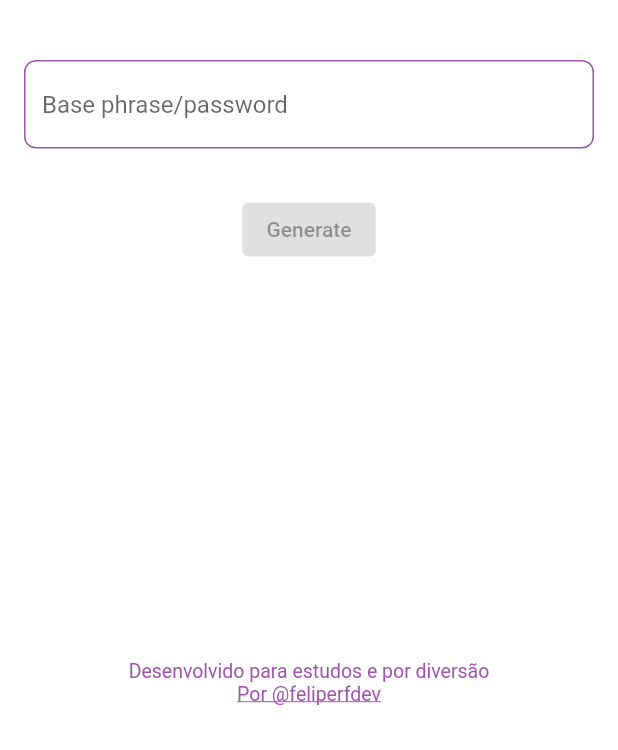
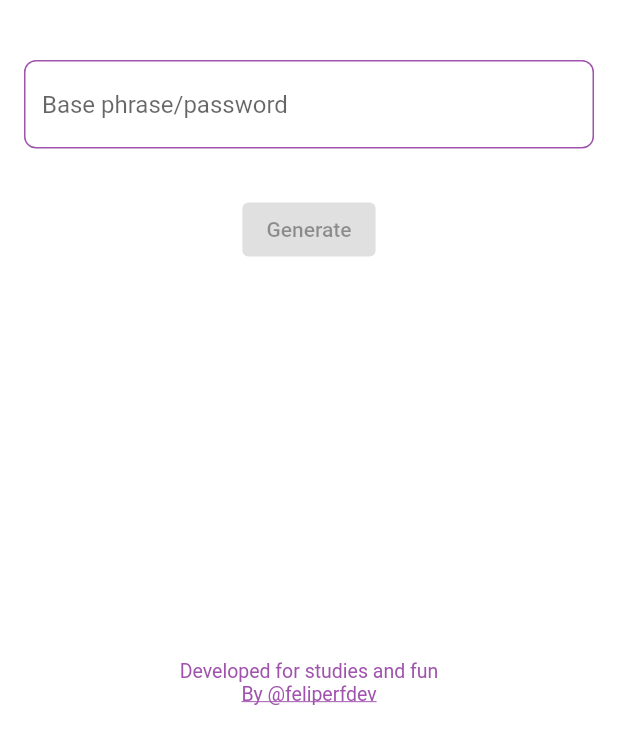
Before and after one commit to feliperfdev/password-generator-for-fun, a Flutter app: the screen it shows after launch, on a phone screen of 412 x 824 dp, the part 486-1236 px from its top. Run offline on Flutter 3.47's test engine with Material 2 defaults, Android fonts, the phone set to English and light mode, and no system bars.

Commit message:
fix: Generate password with empty input text

```diff
--- a/lib/app_widget.dart
+++ b/lib/app_widget.dart
@@ -1,4 +1,5 @@
 import 'package:flutter/material.dart';
+import 'package:password_generator/core/constants.dart';
 import 'package:password_generator/presenter/pages/home_page.dart';
 
 class AppWidget extends StatelessWidget {
@@ -8,12 +9,16 @@ class AppWidget extends StatelessWidget {
   Widget build(BuildContext context) {
     return MaterialApp(
       debugShowCheckedModeBanner: false,
+      title: AppConstants.appName,
       theme: ThemeData(
         colorScheme: const ColorScheme.light(
           primary: Color.fromARGB(255, 159, 83, 172),
         ),
       ),
-      home: const HomePage(),
+      initialRoute: AppConstants.initialRoute,
+      routes: {
+        AppConstants.initialRoute: (context) => const HomePage(),
+      },
     );
   }
 }
--- /dev/null
+++ b/lib/core/constants.dart
@@ -0,0 +1,8 @@
+class AppConstants {
+  static const String initialRoute = '/';
+  static const String appName = 'Password Generator';
+  static const String myGithub = 'https://github.com/feliperfdev';
+  static const String myGithubNick = '@feliperfdev';
+  static const String clipboardMessage =
+      'Password success copied to clipboard!';
+}
--- a/lib/core/password_generator.dart
+++ b/lib/core/password_generator.dart
@@ -7,6 +7,15 @@ extension _StringSplit on String {
 }
 
 class PasswordGenerator {
+  // Singleton
+  static final PasswordGenerator instance = PasswordGenerator._internal();
+
+  factory PasswordGenerator() {
+    return instance;
+  }
+
+  PasswordGenerator._internal();
+
   final _symbols = '!\$#@%&*()/-_=+\\';
   final _alphabet = 'abcdefghijklmnopqrstuvwxyz';
   final _includable = 'áãàâîçìíúùéèõóò';
--- a/lib/presenter/pages/home_page.dart
+++ b/lib/presenter/pages/home_page.dart
@@ -1,19 +1,24 @@
 import 'package:flutter/material.dart';
+import 'package:password_generator/core/constants.dart';
 import 'package:password_generator/presenter/controllers/password_generator_controller.dart';
 import 'package:url_launcher/url_launcher.dart';
 
 class HomePage extends StatefulWidget {
-  const HomePage({super.key});
+  const HomePage({
+    super.key,
+  });
 
   @override
   State<HomePage> createState() => _HomePageState();
 }
 
 class _HomePageState extends State<HomePage> {
-  final controller = PasswordGeneratorController();
+  late PasswordGeneratorController controller;
 
   @override
   void initState() {
+    controller = PasswordGeneratorController();
+
     controller.input.addListener(() {
       setState(() {
         if (controller.input.text.isEmpty) {
@@ -39,7 +44,7 @@ class _HomePageState extends State<HomePage> {
           children: [
             const Spacer(),
             const Text(
-              'Password Generator',
+              AppConstants.appName,
               style: TextStyle(
                 color: Color.fromARGB(255, 159, 83, 172),
                 fontSize: 30,
@@ -73,7 +78,7 @@ class _HomePageState extends State<HomePage> {
             ),
             const SizedBox(height: 30),
             ElevatedButton(
-              onPressed: controller.input.text.isNotEmpty
+              onPressed: controller.input.text.trim().isNotEmpty
                   ? () {
                       setState(() {
                         controller.generate();
@@ -100,7 +105,7 @@ class _HomePageState extends State<HomePage> {
             const Spacer(),
             GestureDetector(
               onTap: () async {
-                final uri = Uri.parse('https://github.com/feliperfdev');
+                final uri = Uri.parse(AppConstants.myGithub);
                 final canLaunch = await canLaunchUrl(uri);
                 if (canLaunch) {
                   await launchUrl(uri);
@@ -108,10 +113,10 @@ class _HomePageState extends State<HomePage> {
               },
               child: const Text.rich(
                 TextSpan(
-                  text: 'Desenvolvido para estudos e por diversão\n',
+                  text: 'Developed for studies and fun\n',
                   children: [
                     TextSpan(
-                        text: 'Por @feliperfdev',
+                        text: 'By ${AppConstants.myGithubNick}',
                         style: TextStyle(
                           decoration: TextDecoration.underline,
                         )),
```
Also changed, not shown: lib/presenter/controllers/password_generator_controller.dart (+5 -3 lines).
